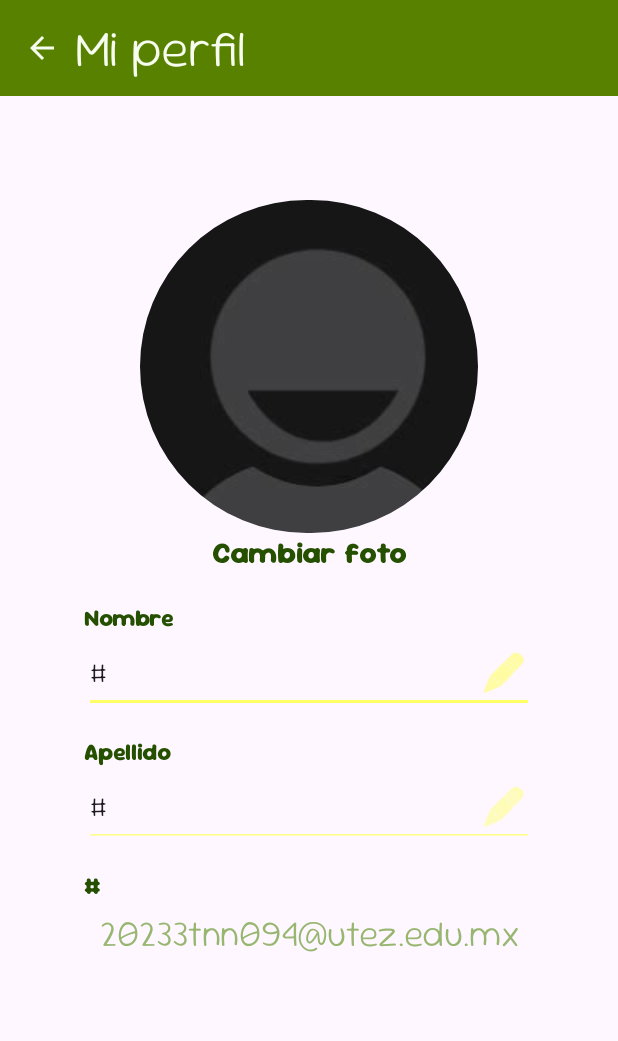
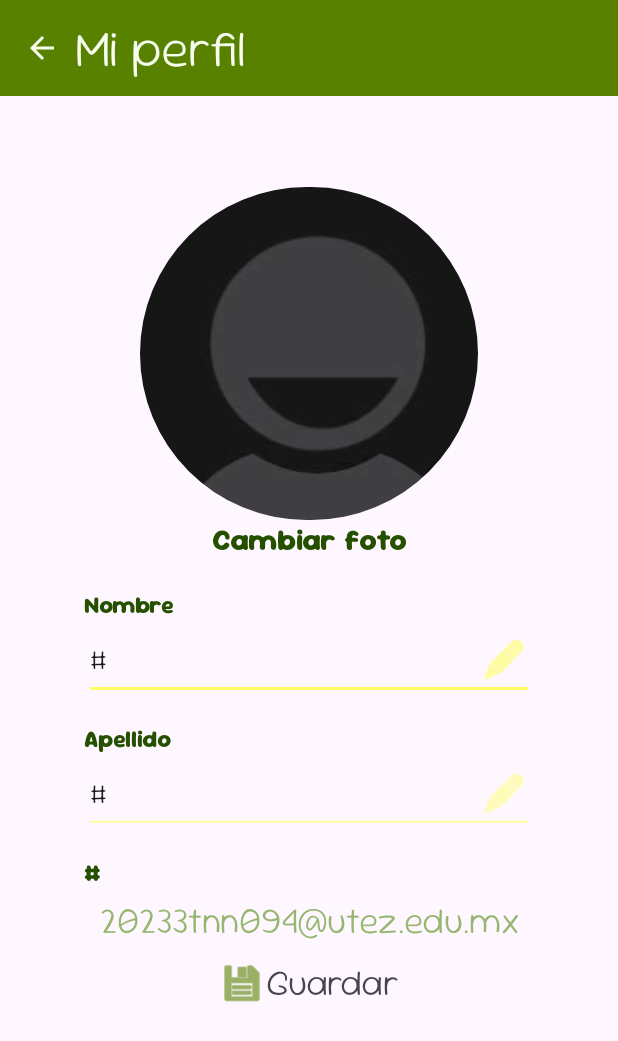
Before and after one commit to LennyRocha/DisenoApps, an Android app: the Inicio screen opened directly, with no data from a screen before it, in the options menu, after a tap on "Mi perfil", on a phone screen of 412 x 824 dp. Shown: the top 1041 px of the screen. Run offline under Robolectric (Android 15) with nearby library versions, the light colour scheme and no system bars; our stand-ins replace Volley; pictures from the network do not load.

Commit message:
Editar mi perfil terminado

```diff
--- a/app/src/main/res/layout/activity_mi_perfil.xml
+++ b/app/src/main/res/layout/activity_mi_perfil.xml
@@ -148,6 +148,17 @@
                 android:textColor="?attr/colorOnSurface"
                 android:textSize="24sp" />
 
+            <TextView
+                android:id="@+id/btnActualizarUsuario"
+                android:layout_width="wrap_content"
+                android:layout_height="wrap_content"
+                android:layout_marginTop="10dp"
+                android:drawableTint="?attr/colorPrimary"
+                android:gravity="center"
+                android:text="@string/guardar"
+                android:textSize="24sp"
+                app:drawableLeftCompat="@android:drawable/ic_menu_save" />
+
         </LinearLayout>
     </ScrollView>
 
--- a/app/src/main/res/values/strings.xml
+++ b/app/src/main/res/values/strings.xml
@@ -48,7 +48,11 @@
     <string name="reintenta">Reintentar</string>
 
     <string name="logut_pregunta">¿Cerrar sesión?</string>
-    <string name="logut_body">"Estas a punto de cerrar sesión, \n ¿Deseas continuar?"</string>
+    <string name="logut_body">Estas a punto de cerrar sesión, \n ¿Deseas continuar?</string>
+
+    <string name="put_pregunta">¡Confirmar cambios!</string>
+    <string name="put_body">¿Deseas actualizar tu información?</string>
+
     <string name="si">Si</string>
     <string name="no">No</string>
 
```
Also changed, not shown: app/src/main/java/mx/edu/utez/patrullaambiental/MiPerfil.kt (+120 -3 lines).
